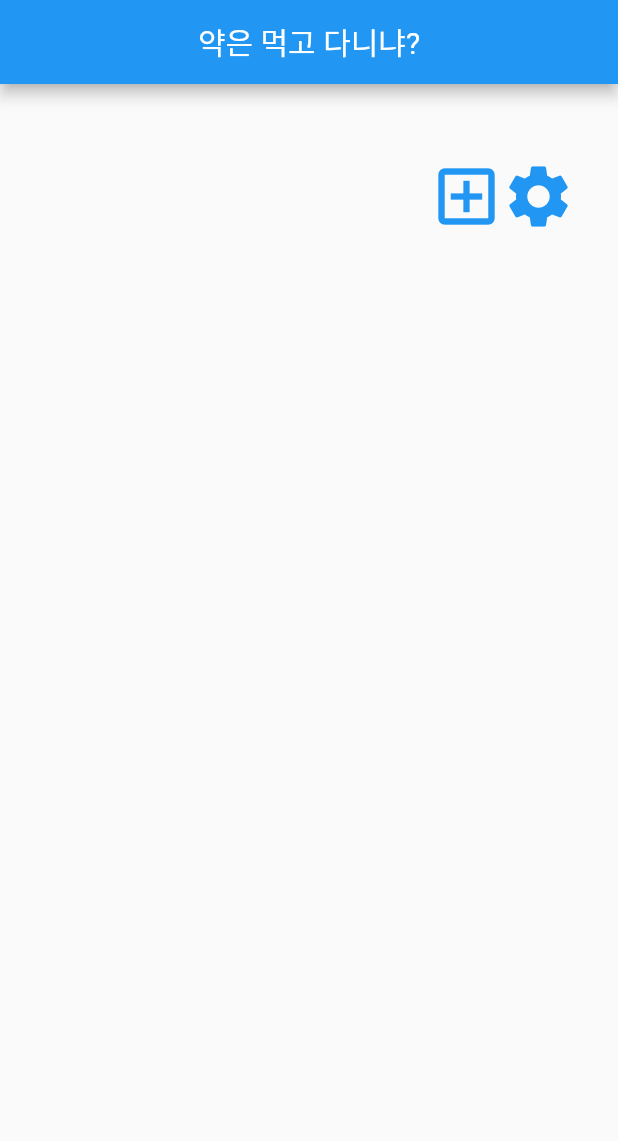
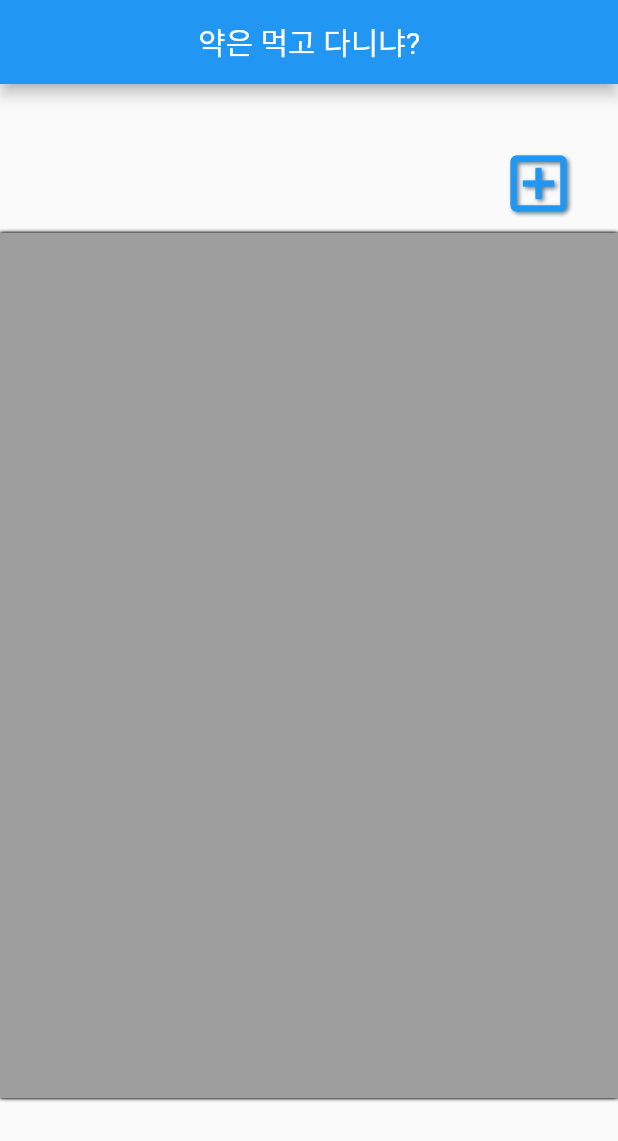
Before and after one commit to Noob-Gallon/Medicine_Checking_Alarm_App, a Flutter app: the screen it shows after launch, on a phone screen of 412 x 824 dp. Shown: the top 1141 px of the screen. Run offline on Flutter 3.47's test engine with Material 2 defaults, Android fonts, the phone set to English and light mode, and no system bars; our stand-ins replace fluttertoast.

Commit message:
2023.03.08 Toast error is resolved
Resolved the toast error.
Modified design of some widgets.

```diff
--- a/lib/main.dart
+++ b/lib/main.dart
@@ -11,9 +11,8 @@ class MainApp extends StatelessWidget {
 
   @override
   Widget build(BuildContext context) {
-    return MaterialApp(
-      builder: FToastBuilder(),
-      home: const HomeScreen(),
+    return const MaterialApp(
+      home: HomeScreen(),
     );
   }
 }
--- a/lib/screens/home_screen.dart
+++ b/lib/screens/home_screen.dart
@@ -17,11 +17,12 @@ class _HomeScreenState extends State<HomeScreen> {
   // 2023.03.06
   // MedicineWidget의 instance를 보관하는 List이다.
   List<MedicineModel> medicineList = [];
+  late String removedMedicineName;
+  late String addedMedicineName;
 
   @override
   void initState() {
     super.initState();
-
     fToast = FToast();
     fToast.init(context);
   }
@@ -60,7 +61,7 @@ class _HomeScreenState extends State<HomeScreen> {
     fToast.showToast(
       child: toast,
       gravity: ToastGravity.BOTTOM,
-      toastDuration: const Duration(seconds: 2),
+      toastDuration: const Duration(seconds: 1),
     );
   }
 
@@ -69,21 +70,55 @@ class _HomeScreenState extends State<HomeScreen> {
     double screenWidth = MediaQuery.of(context).size.width;
     double screenHeight = MediaQuery.of(context).size.height;
 
+    // -----------------------------------------
+    // 2023.03.08
+    // addPostFrameCallback은 Build가 끝난 이후에
+    // 지정된 콜백을 실행시켜 주지만, 이 방식은
+    // 스크린이 충분히 다 그려지기 전에 실행되므로
+    // 키보드가 내려가서 화면 상에서 인식되기 이전에
+    // 실행된다. 이 때문에 Future.delayed()를 이용하여
+    // 약간의 딜레이를 추가해 Toast가 원활하게 나오도록
+    // 만들었다.
+    // -----------------------------------------
+
+    WidgetsBinding.instance.addPostFrameCallback(
+      (_) {
+        Future.delayed(const Duration(milliseconds: 200), () {
+          if (prevMedicineNum == medicineList.length) return;
+
+          newMedicineNum = medicineList.length;
+          if (newMedicineNum == prevMedicineNum + 1) {
+            _showToast("약 알람이 추가되었습니다.");
+          } else if (newMedicineNum == prevMedicineNum - 1) {
+            // 2023.03.08
+            // 이름이 길 경우에 화면 바깥으로 Toast가 커지는 것에 대비해
+            // 처리가 필요하다. 현재는 임시적으로 comment out 처리한다.
+            // _showToast("$removedMedicineName의 알람이 제거되었습니다.");
+            _showToast("약 알람이 제거되었습니다.");
+          }
+
+          prevMedicineNum = newMedicineNum;
+        });
+      },
+    );
+
     // --------------------------------------------------------
     // 2023.03.07
     // SystemChannels.textInput.invokeMethod('TextInput.hide');
     // 키보드를 꺼내면 build method가 실행된다. 따라서,
-    // 이 위치에서 키보드를 내릴 수 없음.
+    // 이 위치에서 키보드를 내릴 수 없음. (Build 중에 또 Build 실행)
+    // 그리고, 여기서 _showToast를 하게 되면, build를 실행하는 중에
+    // 또 다시 build를 요청하게 되므로 불가능하다.
+    // build 이후에 콜백으로 진행되는 방식을 사용.
     // --------------------------------------------------------
-
     // newMedicineNum = medicineList.length;
     // if (newMedicineNum == prevMedicineNum + 1) {
     //   _showToast("약 알람이 추가되었습니다.");
     // } else if (newMedicineNum == prevMedicineNum - 1) {
     //   _showToast("약 알람이 제거되었습니다.");
     // }
-
     // prevMedicineNum = newMedicineNum;
+    // --------------------------------------------------------
 
     return Scaffold(
       resizeToAvoidBottomInset: false,
@@ -97,11 +132,11 @@ class _HomeScreenState extends State<HomeScreen> {
       ),
       body: Column(
         children: [
-          const SizedBox(
-            height: 50,
+          SizedBox(
+            height: screenHeight * 0.05,
           ),
           Padding(
-            padding: const EdgeInsets.only(right: 30),
+            padding: const EdgeInsets.fromLTRB(0, 0, 30, 10),
             child: Row(
               mainAxisAlignment: MainAxisAlignment.end,
               children: [
@@ -110,28 +145,59 @@ class _HomeScreenState extends State<HomeScreen> {
                   onPressed: addNewMedicine,
                   icon: const Icon(
                     Icons.add_box_outlined,
+                    shadows: [
+                      Shadow(
+                        color: Colors.blueGrey,
+                        offset: Offset(1.5, 1.5),
+                        blurRadius: 3,
+                      ),
+                    ],
                     size: 50,
                     color: Colors.blue,
                   ),
                 ),
-                const IconButton(
-                  padding: EdgeInsets.zero,
-                  onPressed: null,
-                  icon: Icon(
-                    Icons.settings,
-                    size: 50,
-                    color: Colors.blue,
-                  ),
-                )
+                // const IconButton(
+                //   padding: EdgeInsets.zero,
+                //   onPressed: null,
+                //   icon: Icon(
+                //     shadows: [
+                //       Shadow(
+                //         color: Colors.blueGrey,
+                //         offset: Offset(1.5, 1.5),
+                //         blurRadius: 3,
+                //       ),
+                //     ],
+                //     Icons.settings,
+                //     size: 50,
+                //     color: Colors.blue,
+                //   ),
+                // )
               ],
             ),
           ),
           Row(
             children: [
               SizedBox(
-                height: 500,
+                height: screenHeight * 0.7,
                 width: screenWidth * 1,
-                child: makeMedicineList(),
+                child: Container(
+                  decoration: const BoxDecoration(
+                    color: Colors.grey,
+                    boxShadow: [
+                      BoxShadow(
+                        color: Colors.black,
+                        offset: Offset(-0.1, -0.1),
+                        blurRadius: 2,
+                      ),
+                      BoxShadow(
+                        color: Colors.black,
+                        offset: Offset(0.1, 0.1),
+                        blurRadius: 1,
+                      ),
+                    ],
+                  ),
+                  child: makeMedicineList(),
+                ),
               ),
             ],
           ),
@@ -314,6 +380,11 @@ class _HomeScreenState extends State<HomeScreen> {
 
                   FocusManager.instance.primaryFocus?.unfocus();
 
+                  // if (MediaQuery.of(context).viewInsets.bottom > 0) {
+                  //   FocusManager.instance.primaryFocus?.unfocus();
+                  //   return;
+                  // }
+
                   this.setState(() {
                     // -------------------------------------------------
                     // 2023.03.06
@@ -331,7 +402,6 @@ class _HomeScreenState extends State<HomeScreen> {
                         takeOnNight: takeOnMorning,
                       ),
                     );
-                    _showToast('Test Toast');
                     Navigator.of(context).pop();
                   });
                 },
@@ -358,6 +428,8 @@ class _HomeScreenState extends State<HomeScreen> {
       // medicineList를 순회하면서 MedicineWidget을 추가한다.
       itemBuilder: (context, index) {
         return Card(
+          shadowColor: Colors.blueGrey,
+          elevation: 3,
           color: Colors.blue,
           child: Padding(
             padding: const EdgeInsets.symmetric(
@@ -365,6 +437,11 @@ class _HomeScreenState extends State<HomeScreen> {
               horizontal: 0,
             ),
             child: ListTile(
+              leading: const Icon(
+                Icons.medication_outlined,
+                size: 50,
+                color: Colors.white,
+              ),
               title: Text(
                 medicineList[index].name,
                 style: const TextStyle(
@@ -379,11 +456,6 @@ class _HomeScreenState extends State<HomeScreen> {
                 color: Colors.grey.shade900,
                 fontSize: 15,
                 fontWeight: FontWeight.w400,
-              ),
-              leading: const Icon(
-                Icons.medication_outlined,
-                size: 50,
-                color: Colors.white,
               ),
               trailing: SizedBox(
                 width: 70,
@@ -402,6 +474,7 @@ class _HomeScreenState extends State<HomeScreen> {
                       child: IconButton(
                         onPressed: () {
                           setState(() {
+                            removedMedicineName = medicineList[index].name;
                             medicineList.removeAt(index);
                           });
                         },
```
